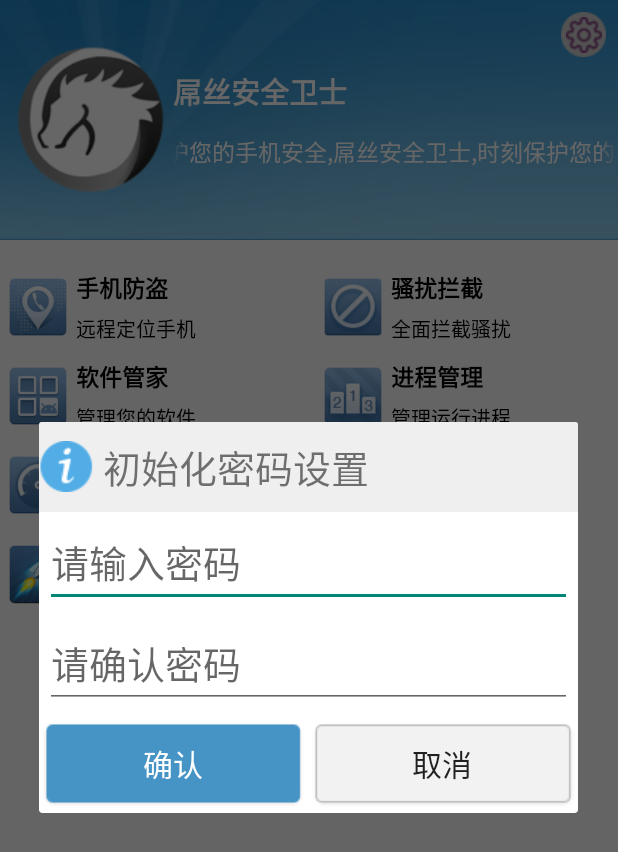
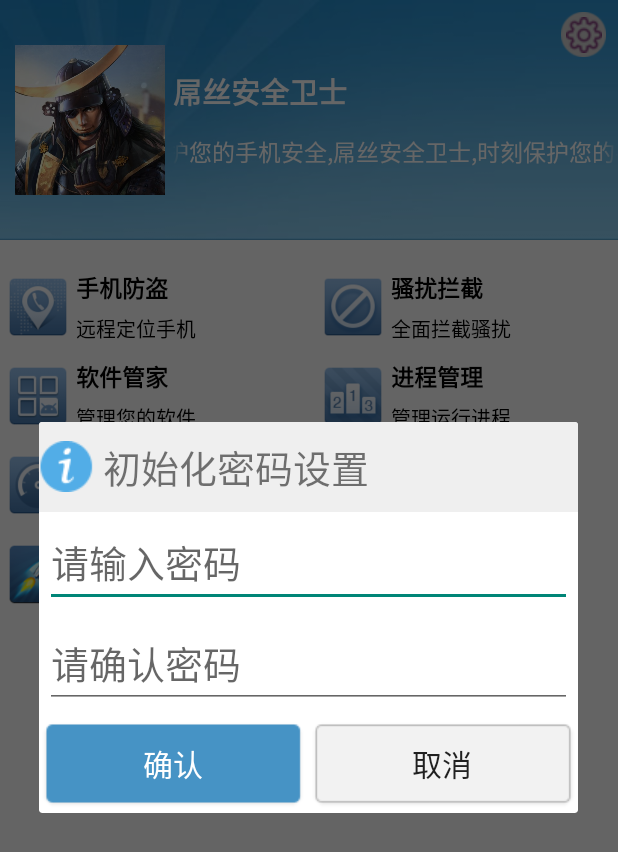
Before and after one commit to zhenxun815/MobileSafe, an Android app: the HomepageActivity screen opened directly, with no data from a screen before it, after a tap on "手机防盗", on a phone screen of 412 x 824 dp. Shown: the top 852 px of the screen. Run offline under Robolectric (Android 15) with nearby library versions, the phone set to English and light mode, and no system bars.

Commit message:
小修改

```diff
--- a/app/build.gradle
+++ b/app/build.gradle
@@ -6,7 +6,7 @@ android {
     defaultConfig {
         applicationId "com.yiheng.mobilesafe"
         minSdkVersion 21
-        targetSdkVersion 21
+        targetSdkVersion 24
         versionCode 2
         versionName "2.0"
         testInstrumentationRunner "android.support.test.runner.AndroidJUnitRunner"
@@ -40,7 +40,6 @@ dependencies {
         exclude group: 'com.android.support', module: 'support-annotations'
     })
     compile 'org.xutils:xutils:3.3.36'
-    //    compile 'org.xutils:xutils:3.3.36'
     compile 'com.android.support:appcompat-v7:24.2.1'
     compile 'com.android.support:design:24.2.1'
     testCompile 'junit:junit:4.12'
--- a/app/src/main/res/layout/activity_homepage.xml
+++ b/app/src/main/res/layout/activity_homepage.xml
@@ -18,7 +18,7 @@
             android:layout_height="100dp"
             android:layout_centerVertical="true"
             android:layout_marginLeft="10dp"
-            android:src="@drawable/heima"/>
+            android:src="@drawable/icon"/>
 
         <LinearLayout
             android:layout_width="wrap_content"
```
Also changed, not shown: app/src/main/res/drawable/heima.png (deleted).
